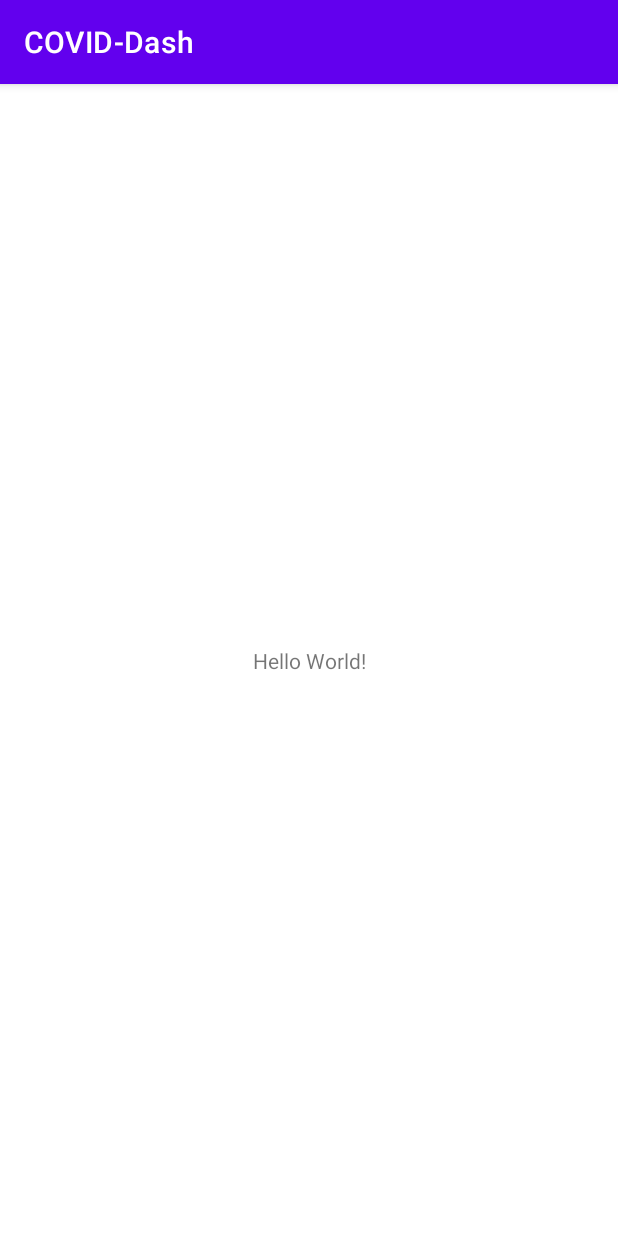
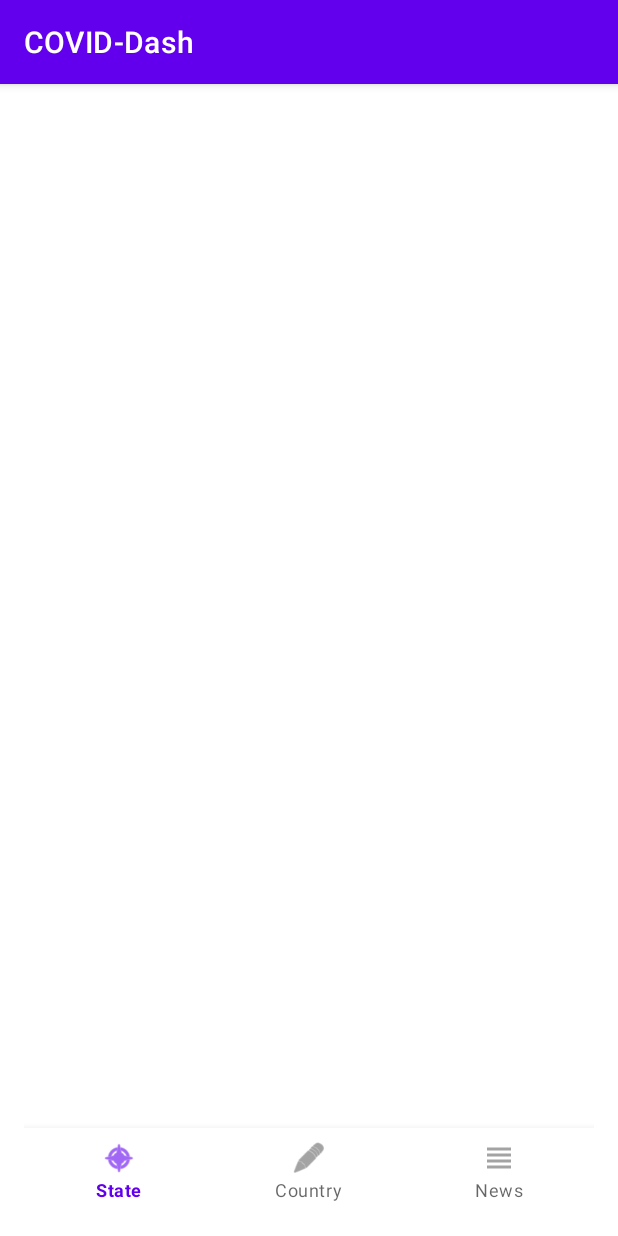
Before and after one commit to CodepathCS288/COVID19Dashboard, an Android app: the screen it shows after launch (MainActivity), on a phone screen of 412 x 824 dp. Run offline under Robolectric (Android 15) with nearby library versions, the phone set to English and light mode, and no system bars.

Commit message:
Bottom Nav started

```diff
--- /dev/null
+++ b/app/src/main/res/drawable-anydpi/ic_news.xml
@@ -0,0 +1,11 @@
+<vector xmlns:android="http://schemas.android.com/apk/res/android"
+    android:width="24dp"
+    android:height="24dp"
+    android:viewportWidth="24"
+    android:viewportHeight="24"
+    android:tint="#333333"
+    android:alpha="0.6">
+  <path
+      android:fillColor="@android:color/white"
+      android:pathData="M4,15h16v-2L4,13v2zM4,19h16v-2L4,17v2zM4,11h16L20,9L4,9v2zM4,5v2h16L20,5L4,5z"/>
+</vector>
--- a/app/src/main/res/layout/activity_main.xml
+++ b/app/src/main/res/layout/activity_main.xml
@@ -1,18 +1,26 @@
 <?xml version="1.0" encoding="utf-8"?>
-<androidx.constraintlayout.widget.ConstraintLayout xmlns:android="http://schemas.android.com/apk/res/android"
+<RelativeLayout
+    xmlns:android="http://schemas.android.com/apk/res/android"
     xmlns:app="http://schemas.android.com/apk/res-auto"
     xmlns:tools="http://schemas.android.com/tools"
     android:layout_width="match_parent"
     android:layout_height="match_parent"
+    android:layout_margin="16dp"
+    android:orientation="vertical"
     tools:context=".MainActivity">
 
-    <TextView
-        android:layout_width="wrap_content"
+    <FrameLayout
+        android:id="@+id/flContainer"
+        android:layout_width="match_parent"
+        android:layout_height="match_parent"
+        android:layout_above="@id/bottomNavigation"
+        />
+
+    <com.google.android.material.bottomnavigation.BottomNavigationView
+        android:id="@+id/bottomNavigation"
+        android:layout_width="match_parent"
         android:layout_height="wrap_content"
-        android:text="Hello World!"
-        app:layout_constraintBottom_toBottomOf="parent"
-        app:layout_constraintLeft_toLeftOf="parent"
-        app:layout_constraintRight_toRightOf="parent"
-        app:layout_constraintTop_toTopOf="parent" />
+        android:layout_alignParentBottom="true"
+        app:menu="@menu/menu_bottom_navigation" />
 
-</androidx.constraintlayout.widget.ConstraintLayout>
+</RelativeLayout>
--- /dev/null
+++ b/app/src/main/res/menu/menu_bottom_navigation.xml
@@ -0,0 +1,20 @@
+<?xml version="1.0" encoding="utf-8"?>
+<menu xmlns:app="http://schemas.android.com/apk/res-auto"
+    xmlns:android="http://schemas.android.com/apk/res/android">
+
+    <item
+        android:id="@+id/states"
+        android:icon="@android:drawable/ic_menu_compass"
+        android:title="State"
+        app:showAsAction="always" />
+    <item
+        android:id="@+id/Countries"
+        android:icon="@android:drawable/ic_menu_edit"
+        android:title="Country"
+        app:showAsAction="always" />
+    <item
+        android:id="@+id/news"
+        android:icon="@drawable/ic_news"
+        android:title="News"
+        app:showAsAction="always" />
+</menu>
```
Also changed, not shown: app/src/main/res/drawable-hdpi/ic_news.png (added), app/src/main/res/drawable-mdpi/ic_news.png (added), app/src/main/res/drawable-xhdpi/ic_news.png (added), app/src/main/res/drawable-xxhdpi/ic_news.png (added).
